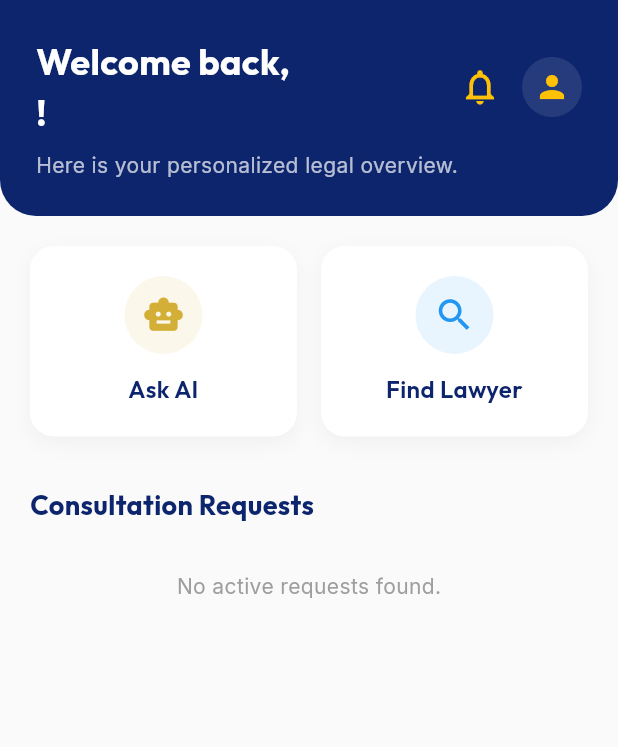
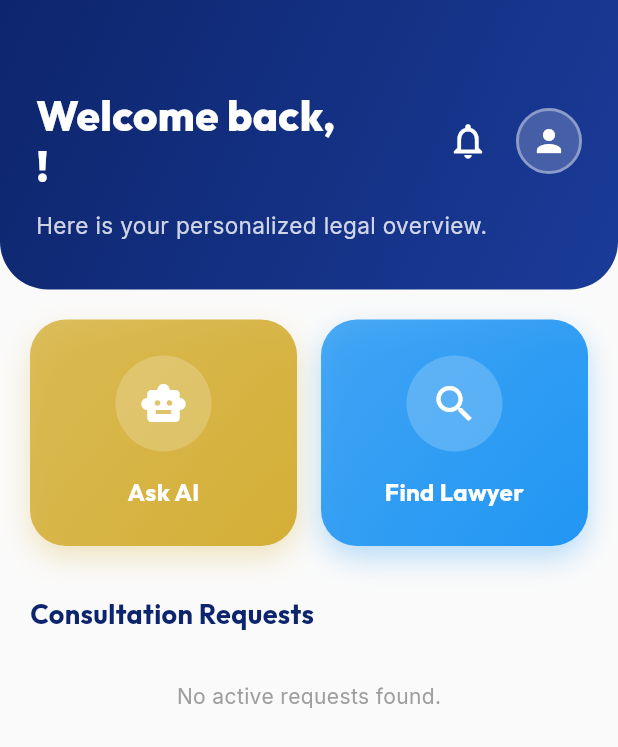
Before and after one commit to athulyaanil3/JUSTICECONNECT, a Flutter app: the HomeTab screen opened directly, on a phone screen of 412 x 824 dp. Shown: the top 747 px of the screen. Run offline on Flutter 3.47's test engine with Material 3 defaults, Android fonts, the phone set to English and light mode, and no system bars; our stand-ins replace file_picker, google_fonts, image_picker, open_filex, share_plus, shared_preferences and 1 more; missing offline and left inert: cryptography, encrypt; accounts and stored records are empty.

Commit message:
feat(user): update citizen home tab quick actions and layout

```diff
--- a/lib/views/dashboard/citizen_tabs/home_tab.dart
+++ b/lib/views/dashboard/citizen_tabs/home_tab.dart
@@ -133,35 +133,39 @@ class HomeTab extends StatelessWidget {
     return GestureDetector(
       onTap: onTap,
       child: Container(
-        padding: const EdgeInsets.symmetric(vertical: 20, horizontal: 16),
+        padding: const EdgeInsets.symmetric(vertical: 24, horizontal: 16),
         decoration: BoxDecoration(
-          color: Colors.white,
-          borderRadius: BorderRadius.circular(16),
+          gradient: LinearGradient(
+            begin: Alignment.topLeft,
+            end: Alignment.bottomRight,
+            colors: [color.withOpacity(0.8), color],
+          ),
+          borderRadius: BorderRadius.circular(24),
           boxShadow: [
             BoxShadow(
-              color: Colors.black.withOpacity(0.04),
-              blurRadius: 10,
-              offset: const Offset(0, 4),
+              color: color.withOpacity(0.3),
+              blurRadius: 16,
+              offset: const Offset(0, 8),
             ),
           ],
         ),
         child: Column(
           children: [
             Container(
-              padding: const EdgeInsets.all(12),
+              padding: const EdgeInsets.all(16),
               decoration: BoxDecoration(
-                color: color.withOpacity(0.1),
+                color: Colors.white.withOpacity(0.2),
                 shape: BoxShape.circle,
               ),
-              child: Icon(icon, color: color, size: 28),
+              child: Icon(icon, color: Colors.white, size: 32),
             ),
-            const SizedBox(height: 12),
+            const SizedBox(height: 16),
             Text(
               title,
               style: GoogleFonts.outfit(
                 fontSize: 16,
-                fontWeight: FontWeight.w600,
-                color: const Color(0xFF0D256C),
+                fontWeight: FontWeight.bold,
+                color: Colors.white,
               ),
               textAlign: TextAlign.center,
             ),
@@ -172,24 +176,30 @@ class HomeTab extends StatelessWidget {
   }
 
   Widget _buildCaseCard(BuildContext context, {required String caseName, required String status, required String date}) {
-    return Card(
-      elevation: 0,
+    return Container(
+      decoration: BoxDecoration(
         color: Colors.white,
-      shape: RoundedRectangleBorder(
-        borderRadius: BorderRadius.circular(16),
-        side: BorderSide(color: Colors.grey.shade200),
+        borderRadius: BorderRadius.circular(20),
+        boxShadow: [
+          BoxShadow(
+            color: Colors.black.withOpacity(0.04),
+            blurRadius: 20,
+            offset: const Offset(0, 6),
+          ),
+        ],
+        border: Border.all(color: Colors.grey[100]!, width: 1.5),
       ),
       child: Padding(
-        padding: const EdgeInsets.all(16),
+        padding: const EdgeInsets.all(20),
         child: Row(
           children: [
             Container(
-              padding: const EdgeInsets.all(12),
+              padding: const EdgeInsets.all(14),
               decoration: BoxDecoration(
-                color: Colors.blue.withOpacity(0.1),
-                shape: BoxShape.circle,
+                color: const Color(0xFF0D256C).withOpacity(0.08),
+                borderRadius: BorderRadius.circular(16),
               ),
-              child: const Icon(Icons.folder_open, color: Colors.blue),
+              child: const Icon(Icons.folder_open, color: Color(0xFF0D256C), size: 28),
             ),
             const SizedBox(width: 16),
             Expanded(
@@ -198,18 +208,20 @@ class HomeTab extends StatelessWidget {
                 children: [
                   Text(
                     caseName,
-                    style: GoogleFonts.inter(
+                    style: GoogleFonts.outfit(
                       fontWeight: FontWeight.bold,
                       fontSize: 16,
                       color: const Color(0xFF0D256C),
                     ),
                   ),
-                  const SizedBox(height: 4),
+                  const SizedBox(height: 6),
+                  Row(
+                    children: [
                       Container(
-                    padding: const EdgeInsets.symmetric(horizontal: 8, vertical: 4),
+                        padding: const EdgeInsets.symmetric(horizontal: 10, vertical: 4),
                         decoration: BoxDecoration(
                           color: Colors.blue.withOpacity(0.1),
-                      borderRadius: BorderRadius.circular(8),
+                          borderRadius: BorderRadius.circular(12),
                         ),
                         child: Text(
                           status,
@@ -220,13 +232,11 @@ class HomeTab extends StatelessWidget {
                           ),
                         ),
                       ),
-                  const SizedBox(height: 8),
-                  Row(
-                    children: [
-                      Icon(Icons.calendar_today, size: 14, color: Colors.grey[600]),
-                      const SizedBox(width: 8),
+                      const SizedBox(width: 12),
+                      Icon(Icons.calendar_today, size: 14, color: Colors.grey[500]),
+                      const SizedBox(width: 4),
                       Text(
-                        date,
+                        date.replaceAll('Requested on: ', ''),
                         style: GoogleFonts.inter(
                           color: Colors.grey[600],
                           fontSize: 13,
@@ -249,12 +259,16 @@ class HomeTab extends StatelessWidget {
     final hasUnread = notifProvider.unreadCount > 0;
     return Container(
       width: double.infinity,
-      padding: const EdgeInsets.all(24),
+      padding: const EdgeInsets.only(top: 60, left: 24, right: 24, bottom: 32),
       decoration: const BoxDecoration(
-        color: Color(0xFF0D256C),
+        gradient: LinearGradient(
+          begin: Alignment.topLeft,
+          end: Alignment.bottomRight,
+          colors: [Color(0xFF0D256C), Color(0xFF1A3B99)],
+        ),
         borderRadius: BorderRadius.only(
-          bottomLeft: Radius.circular(24),
-          bottomRight: Radius.circular(24),
+          bottomLeft: Radius.circular(32),
+          bottomRight: Radius.circular(32),
         ),
       ),
       child: Column(
@@ -267,9 +281,10 @@ class HomeTab extends StatelessWidget {
                 child: Text(
                   'Welcome back,\n$username!',
                   style: GoogleFonts.outfit(
-                    fontSize: 24,
-                    fontWeight: FontWeight.bold,
+                    fontSize: 28,
+                    fontWeight: FontWeight.w800,
                     color: Colors.white,
+                    height: 1.2,
                   ),
                 ),
               ),
@@ -278,7 +293,7 @@ class HomeTab extends StatelessWidget {
                   Stack(
                     children: [
                       IconButton(
-                        icon: const Icon(Icons.notifications_outlined, color: Colors.amber, size: 28),
+                        icon: const Icon(Icons.notifications_outlined, color: Colors.white, size: 28),
                         onPressed: () {
                           Navigator.push(context, MaterialPageRoute(builder: (_) => const NotificationsScreen()));
                         },
@@ -290,7 +305,7 @@ class HomeTab extends StatelessWidget {
                           child: Container(
                             padding: const EdgeInsets.all(4),
                             decoration: const BoxDecoration(
-                              color: Colors.red,
+                              color: Colors.redAccent,
                               shape: BoxShape.circle,
                             ),
                             child: Text(
@@ -301,26 +316,32 @@ class HomeTab extends StatelessWidget {
                         ),
                     ],
                   ),
-                  const SizedBox(width: 4),
+                  const SizedBox(width: 8),
                   GestureDetector(
                     onTap: () {
                       Navigator.push(context, MaterialPageRoute(builder: (_) => const ProfileScreen()));
                     },
+                    child: Container(
+                      decoration: BoxDecoration(
+                        shape: BoxShape.circle,
+                        border: Border.all(color: Colors.white.withOpacity(0.5), width: 2),
+                      ),
                       child: CircleAvatar(
-                      backgroundColor: Colors.white.withOpacity(0.1),
-                      child: const Icon(Icons.person, color: Colors.amber),
+                        backgroundColor: Colors.white.withOpacity(0.2),
+                        child: const Icon(Icons.person, color: Colors.white),
+                      ),
                     ),
                   ),
                 ],
               ),
             ],
           ),
-          const SizedBox(height: 8),
+          const SizedBox(height: 12),
           Text(
             'Here is your personalized legal overview.',
             style: GoogleFonts.inter(
-              fontSize: 14,
-              color: Colors.white70,
+              fontSize: 15,
+              color: Colors.white.withOpacity(0.8),
             ),
           ),
         ],
```
Lines whose indentation alone changed are shown as unchanged.
